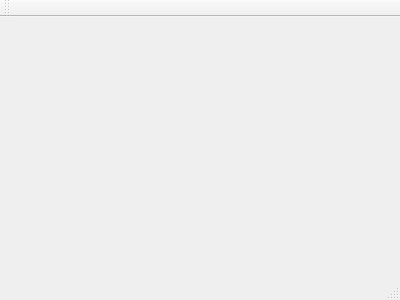
NoahIsCool/SoRo4, file Soro4/RoverMainWindow/RoverMainWindow.ui: the form before one commit.
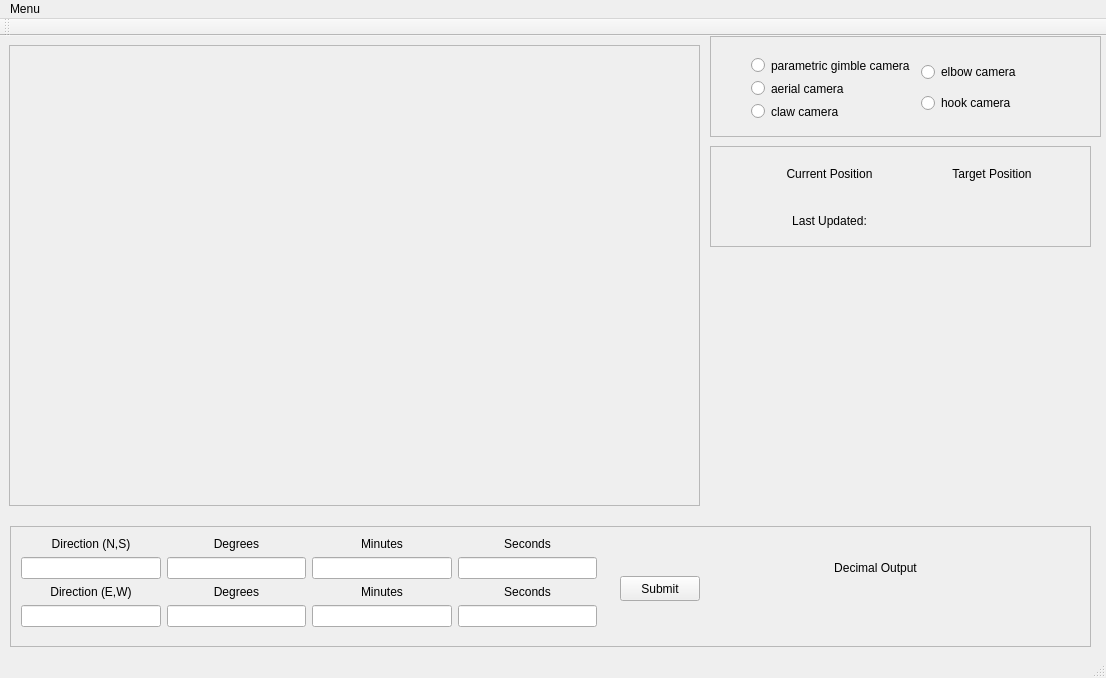
The form after the commit.

Commit message: This was my progress so far on GUI

What changed in the file:
```diff
--- a/Soro4/RoverMainWindow/RoverMainWindow.ui
+++ b/Soro4/RoverMainWindow/RoverMainWindow.ui
@@ -1,24 +1,457 @@
 <ui version="4.0">
  <class>RoverMainWindow</class>
- <widget class="QMainWindow" name="RoverMainWindow" >
-  <property name="geometry" >
+ <widget class="QMainWindow" name="RoverMainWindow">
+  <property name="geometry">
    <rect>
     <x>0</x>
     <y>0</y>
-    <width>400</width>
-    <height>300</height>
+    <width>1106</width>
+    <height>678</height>
    </rect>
   </property>
   <property name="windowTitle" >
    <string>RoverMainWindow</string>
   </property>
-  <widget class="QMenuBar" name="menuBar" />
-  <widget class="QToolBar" name="mainToolBar" />
-  <widget class="QWidget" name="centralWidget" />
-  <widget class="QStatusBar" name="statusBar" />
+  <property name="styleSheet">
+   <string notr="true"/>
+  </property>
+  <widget class="QWidget" name="MainView">
+   <widget class="QFrame" name="cameraSwitchFrame">
+    <property name="geometry">
+     <rect>
+      <x>710</x>
+      <y>0</y>
+      <width>391</width>
+      <height>101</height>
+     </rect>
+    </property>
+    <property name="frameShape">
+     <enum>QFrame::StyledPanel</enum>
+    </property>
+    <property name="frameShadow">
+     <enum>QFrame::Raised</enum>
+    </property>
+    <widget class="QWidget" name="">
+     <property name="geometry">
+      <rect>
+       <x>30</x>
+       <y>10</y>
+       <width>335</width>
+       <height>85</height>
+      </rect>
+     </property>
+     <layout class="QHBoxLayout" name="horizontalLayout_5">
+      <item>
+       <layout class="QVBoxLayout" name="verticalLayout_22">
+        <item>
+         <widget class="QRadioButton" name="parametricGimbleCamera">
+          <property name="text">
+           <string>parametric gimble camera</string>
+          </property>
+         </widget>
+        </item>
+        <item>
+         <widget class="QRadioButton" name="aerialCamera">
+          <property name="text">
+           <string>aerial camera</string>
+          </property>
+         </widget>
+        </item>
+        <item>
+         <widget class="QRadioButton" name="clawCamera">
+          <property name="text">
+           <string>claw camera</string>
+          </property>
+         </widget>
+        </item>
+       </layout>
+      </item>
+      <item>
+       <layout class="QVBoxLayout" name="verticalLayout_23">
+        <item>
+         <widget class="QRadioButton" name="elbowCamera">
+          <property name="text">
+           <string>elbow camera</string>
+          </property>
+         </widget>
+        </item>
+        <item>
+         <widget class="QRadioButton" name="hookCamera">
+          <property name="text">
+           <string>hook camera</string>
+          </property>
+         </widget>
+        </item>
+       </layout>
+      </item>
+     </layout>
+    </widget>
+   </widget>
+   <widget class="QFrame" name="GPSConvertFrame">
+    <property name="geometry">
+     <rect>
+      <x>10</x>
+      <y>490</y>
+      <width>1081</width>
+      <height>121</height>
+     </rect>
+    </property>
+    <property name="frameShape">
+     <enum>QFrame::StyledPanel</enum>
+    </property>
+    <property name="frameShadow">
+     <enum>QFrame::Raised</enum>
+    </property>
+    <widget class="QWidget" name="layoutWidget_2">
+     <property name="geometry">
+      <rect>
+       <x>710</x>
+       <y>20</y>
+       <width>311</width>
+       <height>71</height>
+      </rect>
+     </property>
+     <layout class="QVBoxLayout" name="verticalLayout_6">
+      <item>
+       <widget class="QLabel" name="decimalOoutputTitile">
+        <property name="text">
+         <string>Decimal Output</string>
+        </property>
+        <property name="alignment">
+         <set>Qt::AlignCenter</set>
+        </property>
+       </widget>
+      </item>
+      <item>
+       <widget class="QLabel" name="decimalOutput_3">
+        <property name="text">
+         <string/>
+        </property>
+        <property name="alignment">
+         <set>Qt::AlignCenter</set>
+        </property>
+       </widget>
+      </item>
+     </layout>
+    </widget>
+    <widget class="QPushButton" name="submitButon">
+     <property name="geometry">
+      <rect>
+       <x>610</x>
+       <y>50</y>
+       <width>80</width>
+       <height>25</height>
+      </rect>
+     </property>
+     <property name="text">
+      <string>Submit</string>
+     </property>
+    </widget>
+    <widget class="QWidget" name="layoutWidget">
+     <property name="geometry">
+      <rect>
+       <x>0</x>
+       <y>0</y>
+       <width>598</width>
+       <height>112</height>
+      </rect>
+     </property>
+     <layout class="QVBoxLayout" name="verticalLayout_10">
+      <item>
+       <layout class="QHBoxLayout" name="horizontalLayout">
+        <item>
+         <layout class="QVBoxLayout" name="verticalLayout_3">
+          <item>
+           <widget class="QLabel" name="compCharTitle">
+            <property name="text">
+             <string>Direction (N,S)</string>
+            </property>
+            <property name="alignment">
+             <set>Qt::AlignCenter</set>
+            </property>
+           </widget>
+          </item>
+          <item>
+           <widget class="QLineEdit" name="dirInput1"/>
+          </item>
+         </layout>
+        </item>
+        <item>
+         <layout class="QVBoxLayout" name="verticalLayout">
+          <item>
+           <widget class="QLabel" name="degreeTitle">
+            <property name="text">
+             <string>Degrees</string>
+            </property>
+            <property name="alignment">
+             <set>Qt::AlignCenter</set>
+            </property>
+           </widget>
+          </item>
+          <item>
+           <widget class="QLineEdit" name="degreeInput1"/>
+          </item>
+         </layout>
+        </item>
+        <item>
+         <layout class="QVBoxLayout" name="verticalLayout_2">
+          <item>
+           <widget class="QLabel" name="minTitle">
+            <property name="text">
+             <string>Minutes</string>
+            </property>
+            <property name="alignment">
+             <set>Qt::AlignCenter</set>
+            </property>
+           </widget>
+          </item>
+          <item>
+           <widget class="QLineEdit" name="minInput1"/>
+          </item>
+         </layout>
+        </item>
+        <item>
+         <layout class="QVBoxLayout" name="verticalLayout_4">
+          <item>
+           <widget class="QLabel" name="secondsTitle">
+            <property name="text">
+             <string>Seconds</string>
+            </property>
+            <property name="alignment">
+             <set>Qt::AlignCenter</set>
+            </property>
+           </widget>
+          </item>
+          <item>
+           <widget class="QLineEdit" name="secondsInput1"/>
+          </item>
+         </layout>
+        </item>
+       </layout>
+      </item>
+      <item>
+       <layout class="QHBoxLayout" name="horizontalLayout_2">
+        <item>
+         <layout class="QVBoxLayout" name="verticalLayout_7">
+          <item>
+           <widget class="QLabel" name="dirTitle2">
+            <property name="text">
+             <string>Direction (E,W)</string>
+            </property>
+            <property name="alignment">
+             <set>Qt::AlignCenter</set>
+            </property>
+           </widget>
+          </item>
+          <item>
+           <widget class="QLineEdit" name="dirInput2"/>
+          </item>
+         </layout>
+        </item>
+        <item>
+         <layout class="QVBoxLayout" name="verticalLayout_8">
+          <item>
+           <widget class="QLabel" name="degTitle2">
+            <property name="text">
+             <string>Degrees</string>
+            </property>
+            <property name="alignment">
+             <set>Qt::AlignCenter</set>
+            </property>
+           </widget>
+          </item>
+          <item>
+           <widget class="QLineEdit" name="degInput2"/>
+          </item>
+         </layout>
+        </item>
+        <item>
+         <layout class="QVBoxLayout" name="verticalLayout_9">
+          <item>
+           <widget class="QLabel" name="minTitle2">
+            <property name="text">
+             <string>Minutes</string>
+            </property>
+            <property name="alignment">
+             <set>Qt::AlignCenter</set>
+            </property>
+           </widget>
+          </item>
+          <item>
+           <widget class="QLineEdit" name="minInput2"/>
+          </item>
+         </layout>
+        </item>
+        <item>
+         <layout class="QVBoxLayout" name="verticalLayout_21">
+          <item>
+           <widget class="QLabel" name="secTitle2">
+            <property name="text">
+             <string>Seconds</string>
+            </property>
+            <property name="alignment">
+             <set>Qt::AlignCenter</set>
+            </property>
+           </widget>
+          </item>
+          <item>
+           <widget class="QLineEdit" name="secInput2"/>
+          </item>
+         </layout>
+        </item>
+       </layout>
+      </item>
+     </layout>
+    </widget>
+   </widget>
+   <widget class="QFrame" name="mapFrame">
+    <property name="geometry">
+     <rect>
+      <x>9</x>
+      <y>9</y>
+      <width>691</width>
+      <height>461</height>
+     </rect>
+    </property>
+    <property name="frameShape">
+     <enum>QFrame::StyledPanel</enum>
+    </property>
+    <property name="frameShadow">
+     <enum>QFrame::Raised</enum>
+    </property>
+   </widget>
+   <widget class="QFrame" name="positionFrame">
+    <property name="geometry">
+     <rect>
+      <x>710</x>
+      <y>110</y>
+      <width>381</width>
+      <height>101</height>
+     </rect>
+    </property>
+    <property name="frameShape">
+     <enum>QFrame::StyledPanel</enum>
+    </property>
+    <property name="frameShadow">
+     <enum>QFrame::Raised</enum>
+    </property>
+    <widget class="QWidget" name="">
+     <property name="geometry">
+      <rect>
+       <x>30</x>
+       <y>10</y>
+       <width>341</width>
+       <height>89</height>
+      </rect>
+     </property>
+     <layout class="QVBoxLayout" name="verticalLayout_26">
+      <item>
+       <layout class="QHBoxLayout" name="horizontalLayout_7">
+        <item>
+         <layout class="QVBoxLayout" name="verticalLayout_24">
+          <item>
+           <widget class="QLabel" name="currentPosTitle">
+            <property name="text">
+             <string>Current Position</string>
+            </property>
+            <property name="alignment">
+             <set>Qt::AlignCenter</set>
+            </property>
+           </widget>
+          </item>
+          <item>
+           <widget class="QLabel" name="currentPosDisplay">
+            <property name="text">
+             <string/>
+            </property>
+            <property name="alignment">
+             <set>Qt::AlignCenter</set>
+            </property>
+           </widget>
+          </item>
+         </layout>
+        </item>
+        <item>
+         <layout class="QVBoxLayout" name="verticalLayout_25">
+          <item>
+           <widget class="QLabel" name="targetPosTitle">
+            <property name="text">
+             <string>Target Position</string>
+            </property>
+            <property name="alignment">
+             <set>Qt::AlignCenter</set>
+            </property>
+           </widget>
+          </item>
+          <item>
+           <widget class="QLabel" name="targetPosDisplay">
+            <property name="text">
+             <string/>
+            </property>
+           </widget>
+          </item>
+         </layout>
+        </item>
+       </layout>
+      </item>
+      <item>
+       <layout class="QHBoxLayout" name="horizontalLayout_6">
+        <item>
+         <widget class="QLabel" name="lastUpdatePosTitle">
+          <property name="text">
+           <string>Last Updated:</string>
+          </property>
+          <property name="alignment">
+           <set>Qt::AlignCenter</set>
+          </property>
+          <property name="margin">
+           <number>9</number>
+          </property>
+         </widget>
+        </item>
+        <item>
+         <widget class="QLabel" name="lastUpdatePosDisplay">
+          <property name="text">
+           <string/>
+          </property>
+          <property name="alignment">
+           <set>Qt::AlignCenter</set>
+          </property>
+         </widget>
+        </item>
+       </layout>
+      </item>
+     </layout>
+    </widget>
+   </widget>
+  </widget>
+  <widget class="QMenuBar" name="menuBar">
+   <property name="geometry">
+    <rect>
+     <x>0</x>
+     <y>0</y>
+     <width>1106</width>
+     <height>22</height>
+    </rect>
+   </property>
+   <widget class="QMenu" name="menuMenu">
+    <property name="title">
+     <string>Menu</string>
+    </property>
+   </widget>
+   <addaction name="menuMenu"/>
+  </widget>
+  <widget class="QToolBar" name="mainToolBar">
+   <attribute name="toolBarArea">
+    <enum>TopToolBarArea</enum>
+   </attribute>
+   <attribute name="toolBarBreak">
+    <bool>false</bool>
+   </attribute>
+  </widget>
+  <widget class="QStatusBar" name="statusBar"/>
  </widget>
- <layoutDefault spacing="6" margin="11" />
- <pixmapfunction></pixmapfunction>
+ <layoutdefault spacing="6" margin="11"/>
  <resources/>
  <connections/>
 </ui>
```
Left out of the diff: 25 changed lines with no effect on the pictures. The commit also changes 4 other files.
